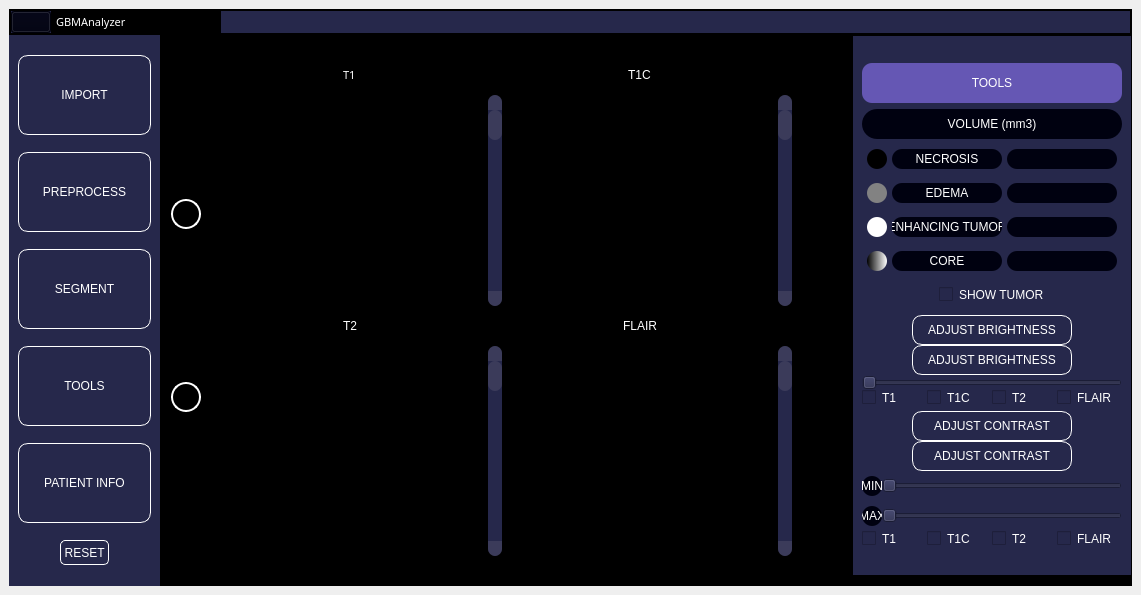
Old version of the form GUIv2.ui in the repository GBM-images-research/GBManalyzer.
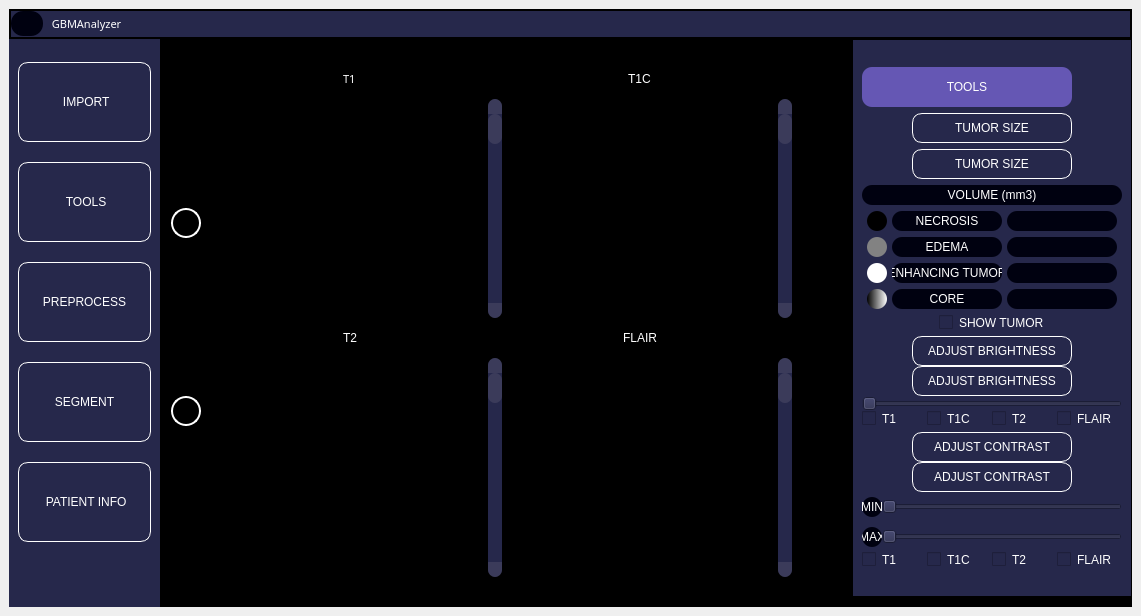
New version of the form. The open tabs and pages were chosen to show the change. Icons and pictures are not drawn.

The edit to the form file:
```diff
--- a/GUIv2.ui
+++ b/GUIv2.ui
@@ -53,7 +53,7 @@
          <property name="minimumSize">
           <size>
            <width>0</width>
-           <height>20</height>
+           <height>30</height>
           </size>
          </property>
          <property name="styleSheet">
@@ -83,7 +83,7 @@
          </property>
          <layout class="QHBoxLayout" name="horizontalLayout">
           <property name="spacing">
-           <number>0</number>
+           <number>6</number>
           </property>
           <property name="leftMargin">
            <number>0</number>
@@ -101,12 +101,14 @@
            <widget class="QPushButton" name="pushButton">
             <property name="minimumSize">
              <size>
-              <width>20</width>
-              <height>20</height>
+              <width>25</width>
+              <height>25</height>
              </size>
             </property>
             <property name="styleSheet">
-             <string notr="true">background-color: rgb(0, 1, 16);</string>
+             <string notr="true">background-color: rgb(0, 1, 16);
+border-radius:12px;
+</string>
             </property>
             <property name="text">
              <string/>
@@ -147,13 +149,15 @@
              </font>
             </property>
             <property name="styleSheet">
-             <string notr="true"/>
+             <string notr="true">background-color: rgb(38, 40, 75);
+border-radius:0px;
+border: 0px solid White;</string>
             </property>
             <property name="lineWidth">
              <number>0</number>
             </property>
             <property name="text">
-             <string>GBMAnalyzer</string>
+             <string> GBMAnalyzer</string>
             </property>
             <property name="alignment">
              <set>Qt::AlignLeading|Qt::AlignLeft|Qt::AlignVCenter</set>
@@ -178,13 +182,13 @@
             <property name="minimumSize">
              <size>
               <width>30</width>
-              <height>0</height>
+              <height>30</height>
              </size>
             </property>
             <property name="maximumSize">
              <size>
-              <width>20</width>
-              <height>20</height>
+              <width>30</width>
+              <height>30</height>
              </size>
             </property>
             <property name="styleSheet">
@@ -213,13 +217,13 @@
             <property name="minimumSize">
              <size>
               <width>30</width>
-              <height>0</height>
+              <height>30</height>
              </size>
             </property>
             <property name="maximumSize">
              <size>
-              <width>20</width>
-              <height>20</height>
+              <width>30</width>
+              <height>30</height>
              </size>
             </property>
             <property name="styleSheet">
@@ -248,7 +252,7 @@
             <property name="minimumSize">
              <size>
               <width>30</width>
-              <height>20</height>
+              <height>30</height>
              </size>
             </property>
             <property name="maximumSize">
@@ -260,7 +264,7 @@
             <property name="styleSheet">
              <string notr="true">font: 87 12pt &quot;Arial Black&quot;;
 color: rgb(255, 255, 255);
-border-radius:20px;
+border-radius:15px;
 </string>
             </property>
             <property name="text">
@@ -283,7 +287,7 @@
             <property name="minimumSize">
              <size>
               <width>30</width>
-              <height>20</height>
+              <height>30</height>
              </size>
             </property>
             <property name="maximumSize">
@@ -295,7 +299,7 @@
             <property name="styleSheet">
              <string notr="true">font: 87 10pt &quot;Arial Black&quot;;
 color: rgb(255, 255, 255);
-border-radius:10px;
+border-radius:15px;
 </string>
             </property>
             <property name="text">
@@ -401,7 +405,17 @@
 border: 1px solid White;</string>
                 </property>
                 <property name="text">
-                 <string>IMPORT</string>
+                 <string> IMPORT</string>
+                </property>
+                <property name="icon">
+                 <iconset>
+                  <normaloff>icons/import.png</normaloff>icons/import.png</iconset>
+                </property>
+                <property name="iconSize">
+                 <size>
+                  <width>20</width>
+                  <height>20</height>
+                 </size>
                 </property>
                 <property name="checkable">
                  <bool>false</bool>
@@ -417,6 +431,35 @@
                 </property>
                </widget>
               </item>
+              <item>
+               <widget class="QPushButton" name="tools_button">
+                <property name="maximumSize">
+                 <size>
+                  <width>16777215</width>
+                  <height>80</height>
+                 </size>
+                </property>
+                <property name="styleSheet">
+                 <string notr="true">font: 87 10pt &quot;Arial Black&quot;;
+color: rgb(255, 255, 255);
+border-radius:10px;
+border: 1px solid White;</string>
+                </property>
+                <property name="text">
+                 <string> TOOLS</string>
+                </property>
+                <property name="icon">
+                 <iconset>
+                  <normaloff>icons/tools2.png</normaloff>icons/tools2.png</iconset>
+                </property>
+                <property name="iconSize">
+                 <size>
+                  <width>20</width>
+                  <height>20</height>
+                 </size>
+                </property>
+               </widget>
+              </item>
               <item>
                <widget class="QPushButton" name="preprocess_button">
                 <property name="maximumSize">
@@ -455,25 +498,6 @@
                 </property>
                </widget>
               </item>
-              <item>
-               <widget class="QPushButton" name="tools_button">
-                <property name="maximumSize">
-                 <size>
-                  <width>16777215</width>
-                  <height>80</height>
-                 </size>
-                </property>
-                <property name="styleSheet">
-                 <string notr="true">font: 87 10pt &quot;Arial Black&quot;;
-color: rgb(255, 255, 255);
-border-radius:10px;
-border: 1px solid White;</string>
-                </property>
-                <property name="text">
-                 <string>TOOLS</string>
-                </property>
-               </widget>
-              </item>
               <item>
                <widget class="QPushButton" name="patient_info_button">
                 <property name="maximumSize">
@@ -489,7 +513,17 @@
 border: 1px solid White;</string>
                 </property>
                 <property name="text">
-                 <string>PATIENT INFO</string>
+                 <string> PATIENT INFO</string>
+                </property>
+                <property name="icon">
+                 <iconset>
+                  <normaloff>icons/info.png</normaloff>icons/info.png</iconset>
+                </property>
+                <property name="iconSize">
+                 <size>
+                  <width>20</width>
+                  <height>20</height>
+                 </size>
                 </property>
                </widget>
               </item>
@@ -497,8 +531,8 @@
                <widget class="QPushButton" name="reset_button">
                 <property name="maximumSize">
                  <size>
-                  <width>100</width>
-                  <height>25</height>
+                  <width>20</width>
+                  <height>20</height>
                  </size>
                 </property>
                 <property name="layoutDirection">
@@ -507,11 +541,15 @@
                 <property name="styleSheet">
                  <string notr="true">font: 87 8pt &quot;Arial&quot;;
 color: rgb(255, 255, 255);
-border-radius:5px;
-border: 1px solid White;</string>
+border-radius:10px;
+</string>
                 </property>
                 <property name="text">
-                 <string> RESET </string>
+                 <string/>
+                </property>
+                <property name="icon">
+                 <iconset>
+                  <normaloff>icons/reset.png</normaloff>icons/reset.png</iconset>
                 </property>
                </widget>
               </item>
@@ -1660,60 +1698,166 @@
                    </property>
                   </widget>
                  </item>
-                 <item alignment="Qt::AlignHCenter|Qt::AlignVCenter">
-                  <widget class="QLabel" name="label_27">
-                   <property name="sizePolicy">
-                    <sizepolicy hsizetype="Preferred" vsizetype="Expanding">
-                     <horstretch>0</horstretch>
-                     <verstretch>0</verstretch>
-                    </sizepolicy>
+                 <item>
+                  <layout class="QHBoxLayout" name="horizontalLayout_4">
+                   <property name="spacing">
+                    <number>0</number>
                    </property>
-                   <property name="minimumSize">
-                    <size>
-                     <width>260</width>
-                     <height>40</height>
-                    </size>
-                   </property>
-                   <property name="maximumSize">
-                    <size>
-                     <width>16777215</width>
-                     <height>40</height>
-                    </size>
-                   </property>
-                   <property name="styleSheet">
-                    <string notr="true">font: 87 12pt &quot;Arial Black&quot;;
+                   <item alignment="Qt::AlignHCenter">
+                    <widget class="QLabel" name="tools_label">
+                     <property name="sizePolicy">
+                      <sizepolicy hsizetype="Expanding" vsizetype="Expanding">
+                       <horstretch>0</horstretch>
+                       <verstretch>0</verstretch>
+                      </sizepolicy>
+                     </property>
+                     <property name="minimumSize">
+                      <size>
+                       <width>210</width>
+                       <height>40</height>
+                      </size>
+                     </property>
+                     <property name="maximumSize">
+                      <size>
+                       <width>16777215</width>
+                       <height>40</height>
+                      </size>
+                     </property>
+                     <property name="styleSheet">
+                      <string notr="true">font: 87 12pt &quot;Arial Black&quot;;
 color: rgb(255, 255, 255);
 background-color: rgb(101, 87, 180);
 border-radius:10px;
 </string>
-                   </property>
-                   <property name="text">
-                    <string>TOOLS</string>
-                   </property>
-                   <property name="alignment">
-                    <set>Qt::AlignCenter</set>
-                   </property>
-                  </widget>
+                     </property>
+                     <property name="text">
+                      <string>TOOLS</string>
+                     </property>
+                     <property name="alignment">
+                      <set>Qt::AlignCenter</set>
+                     </property>
+                    </widget>
+                   </item>
+                   <item alignment="Qt::AlignRight">
+                    <widget class="QPushButton" name="patient_info_switch">
+                     <property name="minimumSize">
+                      <size>
+                       <width>40</width>
+                       <height>40</height>
+                      </size>
+                     </property>
+                     <property name="maximumSize">
+                      <size>
+                       <width>40</width>
+                       <height>40</height>
+                      </size>
+                     </property>
+                     <property name="styleSheet">
+                      <string notr="true">font: 87 10pt &quot;Arial Black&quot;;
+color: rgb(255, 255, 255);
+border-radius:20px;
+</string>
+                     </property>
+                     <property name="text">
+                      <string/>
+                     </property>
+                     <property name="icon">
+                      <iconset>
+                       <normaloff>icons/info.png</normaloff>icons/info.png</iconset>
+                     </property>
+                     <property name="iconSize">
+                      <size>
+                       <width>40</width>
+                       <height>40</height>
+                      </size>
+                     </property>
+                    </widget>
+                   </item>
+                  </layout>
                  </item>
                  <item alignment="Qt::AlignHCenter|Qt::AlignVCenter">
-                  <widget class="QLabel" name="label_9">
+                  <widget class="QPushButton" name="tumor_size_button_show">
                    <property name="minimumSize">
                     <size>
-                     <width>260</width>
+                     <width>160</width>
                      <height>30</height>
                     </size>
                    </property>
                    <property name="maximumSize">
                     <size>
+                     <width>160</width>
+                     <height>30</height>
+                    </size>
+                   </property>
+                   <property name="layoutDirection">
+                    <enum>Qt::RightToLeft</enum>
+                   </property>
+                   <property name="styleSheet">
+                    <string notr="true">font: 87 8pt &quot;Arial Black&quot;;
+color: rgb(255, 255, 255);
+border-radius:10px;
+border: 1px solid White;</string>
+                   </property>
+                   <property name="text">
+                    <string>TUMOR SIZE</string>
+                   </property>
+                   <property name="icon">
+                    <iconset>
+                     <normaloff>icons/toggledown.png</normaloff>icons/toggledown.png</iconset>
+                   </property>
+                  </widget>
+                 </item>
+                 <item alignment="Qt::AlignHCenter">
+                  <widget class="QPushButton" name="tumor_size_button_hide">
+                   <property name="minimumSize">
+                    <size>
+                     <width>160</width>
+                     <height>30</height>
+                    </size>
+                   </property>
+                   <property name="maximumSize">
+                    <size>
+                     <width>160</width>
+                     <height>30</height>
+                    </size>
+                   </property>
+                   <property name="layoutDirection">
+                    <enum>Qt::RightToLeft</enum>
+                   </property>
+                   <property name="styleSheet">
+                    <string notr="true">font: 87 8pt &quot;Arial Black&quot;;
+color: rgb(255, 255, 255);
+border-radius:10px;
+border: 1px solid White;</string>
+                   </property>
+                   <property name="text">
+                    <string>TUMOR SIZE</string>
+                   </property>
+                   <property name="icon">
+                    <iconset>
+                     <normaloff>icons/toggleup.png</normaloff>icons/toggleup.png</iconset>
+                   </property>
+                  </widget>
+                 </item>
+                 <item>
+                  <widget class="QLabel" name="tumor_size_label">
+                   <property name="minimumSize">
+                    <size>
                      <width>260</width>
-                     <height>50</height>
+                     <height>20</height>
+                    </size>
+                   </property>
+                   <property name="maximumSize">
+                    <size>
+                     <width>16777215</width>
+                     <height>20</height>
                     </size>
                    </property>
                    <property name="styleSheet">
                     <string notr="true">font: 87 8pt &quot;Arial Black&quot;;
 background-color: rgb(0, 1, 16);
 color: rgb(255, 255, 255);
-border-radius:15px;
+border-radius:10px;
 </string>
                    </property>
                    <property name="text">
@@ -2185,7 +2329,7 @@
                     <number>0</number>
                    </property>
                    <property name="sizeConstraint">
-                    <enum>QLayout::SetNoConstraint</enum>
+                    <enum>QLayout::SetMaximumSize</enum>
                    </property>
                    <item alignment="Qt::AlignHCenter|Qt::AlignVCenter">
                     <widget class="QPushButton" name="brightness_button_show">
@@ -2207,6 +2351,9 @@
                        <height>30</height>
                       </size>
                      </property>
+                     <property name="layoutDirection">
+                      <enum>Qt::RightToLeft</enum>
+                     </property>
                      <property name="styleSheet">
                       <string notr="true">font: 87 8pt &quot;Arial Black&quot;;
 color: rgb(255, 255, 255);
@@ -2238,6 +2385,9 @@
                        <height>30</height>
                       </size>
                      </property>
+                     <property name="layoutDirection">
+                      <enum>Qt::RightToLeft</enum>
+                     </property>
                      <property name="styleSheet">
                       <string notr="true">font: 87 8pt &quot;Arial Black&quot;;
 color: rgb(255, 255, 255);
@@ -2328,7 +2478,7 @@
                     <number>0</number>
                    </property>
                    <property name="sizeConstraint">
-                    <enum>QLayout::SetNoConstraint</enum>
+                    <enum>QLayout::SetMaximumSize</enum>
                    </property>
                    <property name="bottomMargin">
                     <number>20</number>
@@ -2347,6 +2497,9 @@
                        <height>30</height>
                       </size>
                      </property>
+                     <property name="layoutDirection">
+                      <enum>Qt::RightToLeft</enum>
+                     </property>
                      <property name="styleSheet">
                       <string notr="true">font: 87 8pt &quot;Arial Black&quot;;
 color: rgb(255, 255, 255);
@@ -2372,6 +2525,9 @@
                        <height>30</height>
                       </size>
                      </property>
+                     <property name="layoutDirection">
+                      <enum>Qt::RightToLeft</enum>
+                     </property>
                      <property name="styleSheet">
                       <string notr="true">font: 87 8pt &quot;Arial Black&quot;;
 color: rgb(255, 255, 255);
```
Left out of the diff: 307 changed lines with no effect on the pictures.
